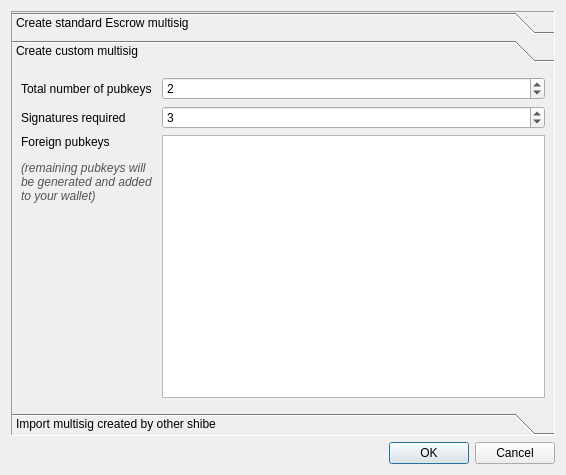
Above: src/qt/forms/askmultisigdialog.ui from dogecoin/dogecoin before the change. Below: the same form after it.
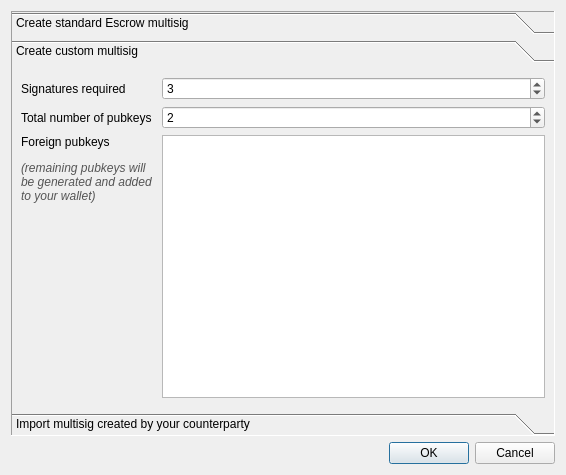
That is the form after the change. The open tabs and pages were chosen to show the change.

Commit message: Saving generated multisig addresses into wallet and requested payment list

Diff of the .ui file:
```diff
--- a/src/qt/forms/askmultisigdialog.ui
+++ b/src/qt/forms/askmultisigdialog.ui
@@ -155,39 +155,13 @@
         <enum>QFormLayout::AllNonFixedFieldsGrow</enum>
        </property>
        <item row="0" column="0">
-        <widget class="QLabel" name="totalAdressesLabel">
-         <property name="text">
-          <string>Total number of pubkeys</string>
-         </property>
-        </widget>
-       </item>
-       <item row="0" column="1">
-        <widget class="QSpinBox" name="totalAdressesSpinBox">
-         <property name="sizePolicy">
-          <sizepolicy hsizetype="Expanding" vsizetype="Fixed">
-           <horstretch>0</horstretch>
-           <verstretch>0</verstretch>
-          </sizepolicy>
-         </property>
-         <property name="minimum">
-          <number>1</number>
-         </property>
-         <property name="maximum">
-          <number>20</number>
-         </property>
-         <property name="value">
-          <number>2</number>
-         </property>
-        </widget>
-       </item>
-       <item row="1" column="0">
         <widget class="QLabel" name="signaturesRequiredLabel">
          <property name="text">
           <string>Signatures required</string>
          </property>
         </widget>
        </item>
-       <item row="1" column="1">
+       <item row="0" column="1">
         <widget class="QSpinBox" name="signaturesRequiredSpinBox">
          <property name="sizePolicy">
           <sizepolicy hsizetype="Expanding" vsizetype="Fixed">
@@ -206,6 +180,32 @@
          </property>
         </widget>
        </item>
+       <item row="1" column="0">
+        <widget class="QLabel" name="totalAdressesLabel">
+         <property name="text">
+          <string>Total number of pubkeys</string>
+         </property>
+        </widget>
+       </item>
+       <item row="1" column="1">
+        <widget class="QSpinBox" name="totalAdressesSpinBox">
+         <property name="sizePolicy">
+          <sizepolicy hsizetype="Expanding" vsizetype="Fixed">
+           <horstretch>0</horstretch>
+           <verstretch>0</verstretch>
+          </sizepolicy>
+         </property>
+         <property name="minimum">
+          <number>1</number>
+         </property>
+         <property name="maximum">
+          <number>20</number>
+         </property>
+         <property name="value">
+          <number>2</number>
+         </property>
+        </widget>
+       </item>
        <item row="2" column="0">
         <widget class="QLabel" name="foreignAdressesLabel">
          <property name="maximumSize">
@@ -249,7 +249,7 @@
        </sizepolicy>
       </property>
       <attribute name="label">
-       <string>Import multisig created by other shibe</string>
+       <string>Import multisig created by your counterparty</string>
       </attribute>
       <layout class="QVBoxLayout" name="importVerticalLayout">
        <item>
```
The commit also changes 7 other files.
